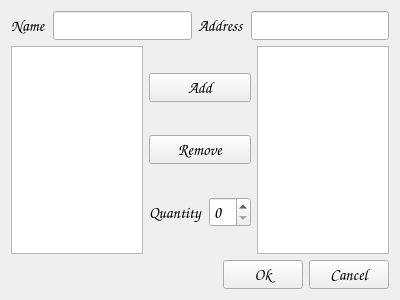
Old version of the form Final Project/GUI/Application/UI/Order_Create.ui in the repository KagaSumi/Term-2-Python.
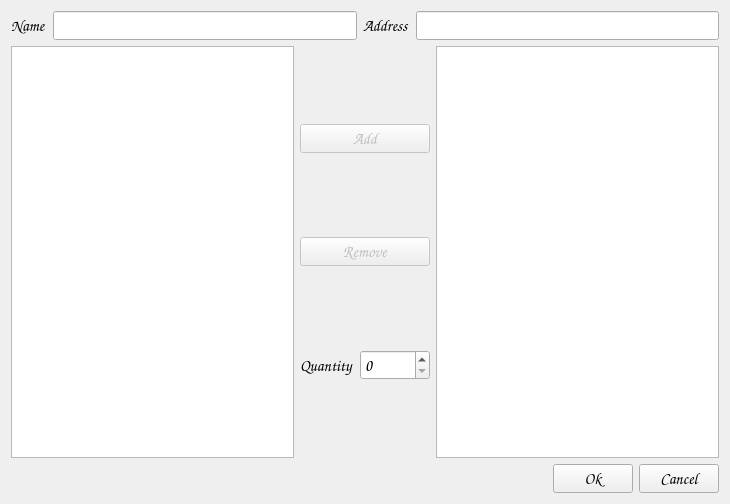
New version of the form.

```diff
--- a/Final Project/GUI/Application/UI/Order_Create.ui
+++ b/Final Project/GUI/Application/UI/Order_Create.ui
@@ -6,8 +6,8 @@
    <rect>
     <x>0</x>
     <y>0</y>
-    <width>400</width>
-    <height>300</height>
+    <width>730</width>
+    <height>504</height>
    </rect>
   </property>
   <property name="font">
@@ -53,6 +53,9 @@
       <layout class="QVBoxLayout" name="verticalLayout_2">
        <item>
         <widget class="QPushButton" name="p_add">
+         <property name="enabled">
+          <bool>false</bool>
+         </property>
          <property name="text">
           <string>Add</string>
          </property>
@@ -60,6 +63,9 @@
        </item>
        <item>
         <widget class="QPushButton" name="pb_remove">
+         <property name="enabled">
+          <bool>false</bool>
+         </property>
          <property name="text">
           <string>Remove</string>
          </property>
@@ -84,7 +90,11 @@
           </widget>
          </item>
          <item>
-          <widget class="QSpinBox" name="sb_quantity"/>
+          <widget class="QSpinBox" name="sb_quantity">
+           <property name="maximum">
+            <number>999999999</number>
+           </property>
+          </widget>
          </item>
         </layout>
        </item>
```
Left out of the diff: 9 changed lines with no effect on the pictures.
